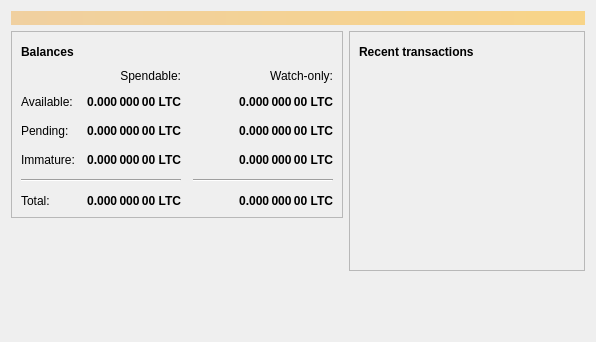
Above: src/qt/forms/overviewpage.ui from sys-256/sircoin before the change. Below: the same form after it.
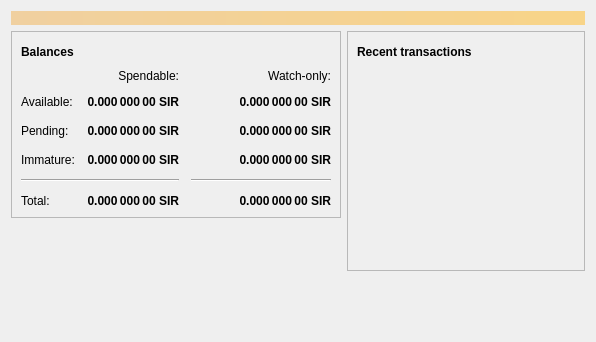
That is the form after the change. Icons and pictures are not drawn.

Diff of the .ui file:
```diff
--- a/src/qt/forms/overviewpage.ui
+++ b/src/qt/forms/overviewpage.ui
@@ -129,7 +129,7 @@
                <string>Unconfirmed transactions to watch-only addresses</string>
               </property>
               <property name="text">
-               <string notr="true">0.000 000 00 LTC</string>
+               <string notr="true">0.000 000 00 SIR</string>
               </property>
               <property name="alignment">
                <set>Qt::AlignRight|Qt::AlignTrailing|Qt::AlignVCenter</set>
@@ -154,7 +154,7 @@
                <string>Total of transactions that have yet to be confirmed, and do not yet count toward the spendable balance</string>
               </property>
               <property name="text">
-               <string notr="true">0.000 000 00 LTC</string>
+               <string notr="true">0.000 000 00 SIR</string>
               </property>
               <property name="alignment">
                <set>Qt::AlignRight|Qt::AlignTrailing|Qt::AlignVCenter</set>
@@ -179,7 +179,7 @@
                <string>Mined balance in watch-only addresses that has not yet matured</string>
               </property>
               <property name="text">
-               <string notr="true">0.000 000 00 LTC</string>
+               <string notr="true">0.000 000 00 SIR</string>
               </property>
               <property name="alignment">
                <set>Qt::AlignRight|Qt::AlignTrailing|Qt::AlignVCenter</set>
@@ -237,7 +237,7 @@
                <string>Mined balance that has not yet matured</string>
               </property>
               <property name="text">
-               <string notr="true">0.000 000 00 LTC</string>
+               <string notr="true">0.000 000 00 SIR</string>
               </property>
               <property name="alignment">
                <set>Qt::AlignRight|Qt::AlignTrailing|Qt::AlignVCenter</set>
@@ -282,7 +282,7 @@
                <string>Your current total balance</string>
               </property>
               <property name="text">
-               <string notr="true">0.000 000 00 LTC</string>
+               <string notr="true">0.000 000 00 SIR</string>
               </property>
               <property name="alignment">
                <set>Qt::AlignRight|Qt::AlignTrailing|Qt::AlignVCenter</set>
@@ -307,7 +307,7 @@
                <string>Current total balance in watch-only addresses</string>
               </property>
               <property name="text">
-               <string notr="true">0.000 000 00 LTC</string>
+               <string notr="true">0.000 000 00 SIR</string>
               </property>
               <property name="alignment">
                <set>Qt::AlignRight|Qt::AlignTrailing|Qt::AlignVCenter</set>
@@ -349,7 +349,7 @@
                <string>Your current spendable balance</string>
               </property>
               <property name="text">
-               <string notr="true">0.000 000 00 LTC</string>
+               <string notr="true">0.000 000 00 SIR</string>
               </property>
               <property name="alignment">
                <set>Qt::AlignRight|Qt::AlignTrailing|Qt::AlignVCenter</set>
@@ -374,7 +374,7 @@
                <string>Your current balance in watch-only addresses</string>
               </property>
               <property name="text">
-               <string notr="true">0.000 000 00 LTC</string>
+               <string notr="true">0.000 000 00 SIR</string>
               </property>
               <property name="alignment">
                <set>Qt::AlignRight|Qt::AlignTrailing|Qt::AlignVCenter</set>
```
Left out of the diff: 4 changed lines with no effect on the pictures.
